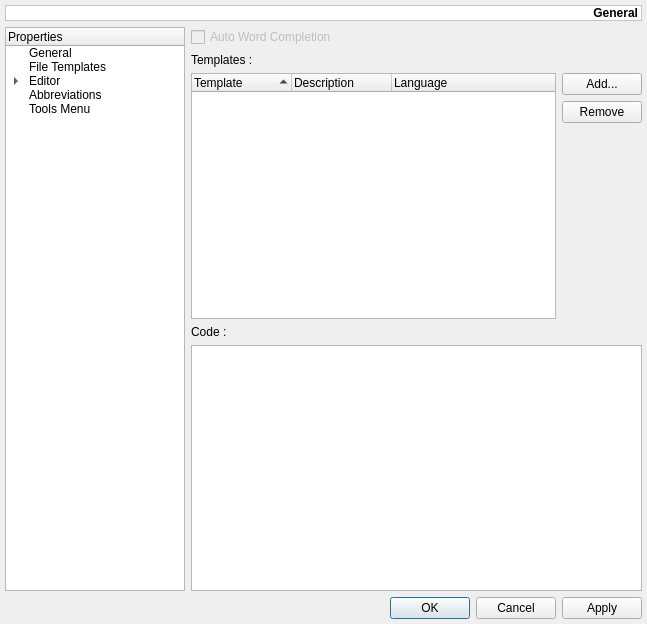
The window that v2/branches/dev/monkey/src/maininterface/ui/UISettings.ui (testmana2/mks) describes before a commit, drawn with Qt 5.
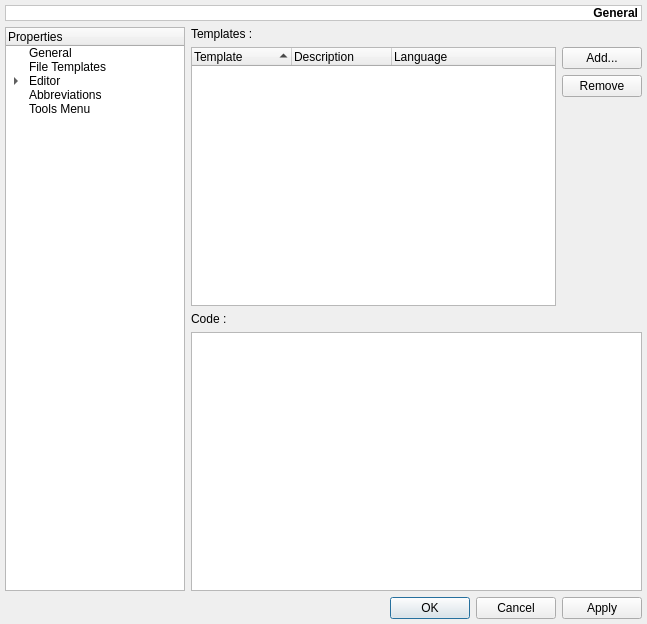
The same window after the commit. The open tabs and pages were chosen to show the change.

Patch:
```diff
--- a/v2/branches/dev/monkey/src/maininterface/ui/UISettings.ui
+++ b/v2/branches/dev/monkey/src/maininterface/ui/UISettings.ui
@@ -2783,16 +2783,6 @@
        <property name="spacing" >
         <number>6</number>
        </property>
-       <item>
-        <widget class="QCheckBox" name="cbAbbreviationsAutoWordCompletion" >
-         <property name="enabled" >
-          <bool>false</bool>
-         </property>
-         <property name="text" >
-          <string>Auto Word Completion</string>
-         </property>
-        </widget>
-       </item>
        <item>
         <widget class="QLabel" name="lAbbreviationsTemplates" >
          <property name="text" >
@@ -2882,7 +2872,17 @@
         </widget>
        </item>
        <item>
-        <widget class="QTextEdit" name="teAbbreviationsCode" />
+        <widget class="QTextEdit" name="teAbbreviationsCode" >
+         <property name="lineWrapMode" >
+          <enum>QTextEdit::NoWrap</enum>
+         </property>
+         <property name="tabStopWidth" >
+          <number>40</number>
+         </property>
+         <property name="acceptRichText" >
+          <bool>false</bool>
+         </property>
+        </widget>
        </item>
       </layout>
      </widget>
```
Left out of the diff: 2 changed lines with no effect on the pictures.
